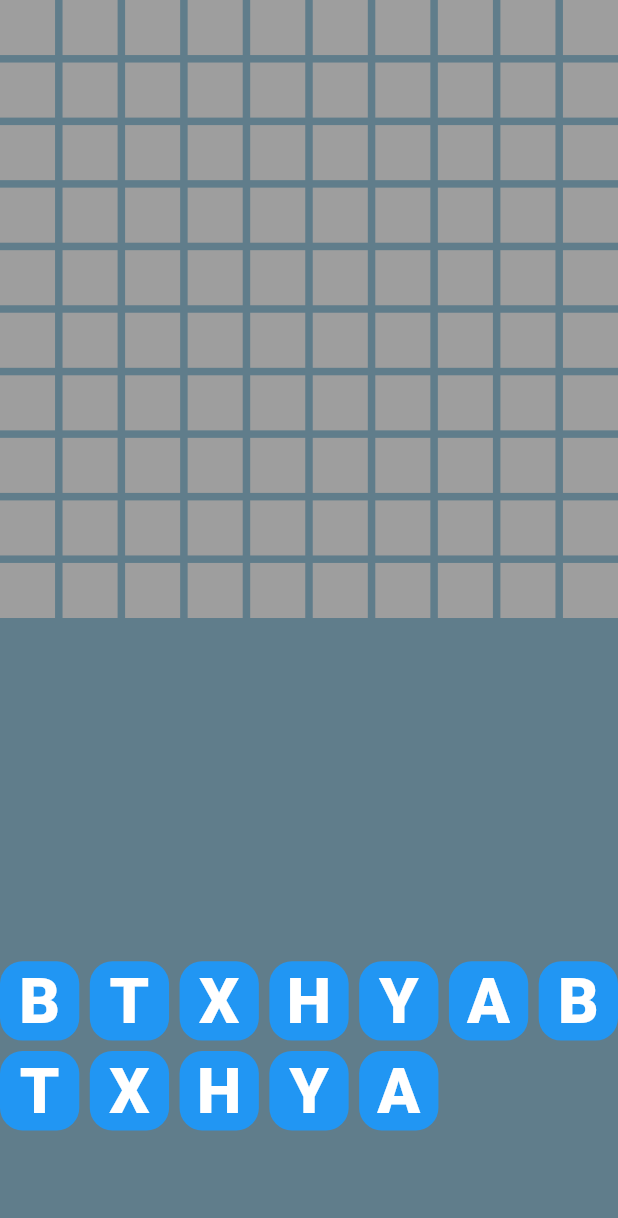
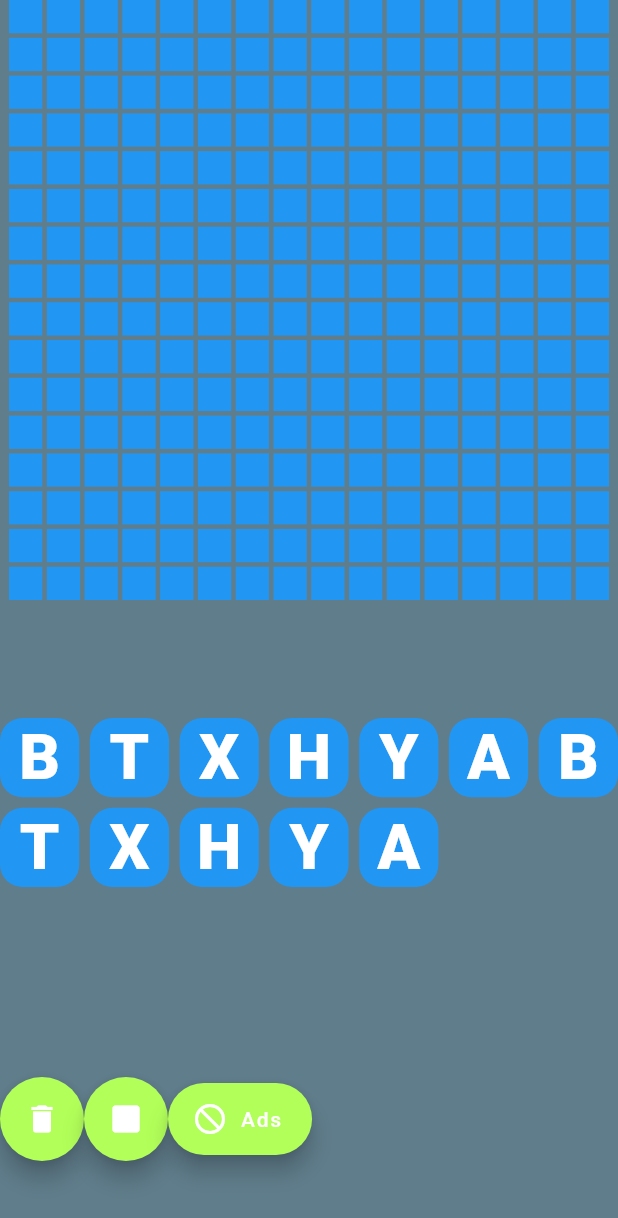
Before and after one commit to jasonworden37/letr, a Flutter app: the screen it shows after launch, on a phone screen of 412 x 824 dp. Shown: the top 1218 px of the screen. Run offline on Flutter 3.47's test engine with Material 2 defaults, Android fonts, the phone set to English and light mode, and no system bars; drawn by our look-alikes of google_mobile_ads; our stand-ins replace google_fonts; missing offline and left inert: animated_widgets, dart:ffi; network calls fail; Roboto replaces fonts that are missing (Grandstander).

Commit message:
Initial working app. Added zoomable grid for letters, draggable tiles, some buttons and a bannerAd. Cleaned up some code, added comments

```diff
--- a/lib/Home.dart
+++ b/lib/Home.dart
@@ -1,7 +1,13 @@
+import 'dart:ffi';
+
 import 'package:flutter/material.dart';
 import 'package:google_fonts/google_fonts.dart';
+import 'package:google_mobile_ads/google_mobile_ads.dart';
+import 'package:letr/adState.dart';
 import 'package:letr/target.dart';
+import 'package:provider/provider.dart';
 import 'Tile.dart';
+
 class HomePage extends StatefulWidget {
   const HomePage({Key? key, required this.title}) : super(key: key);
 
@@ -11,10 +17,237 @@ class HomePage extends StatefulWidget {
   State<HomePage> createState() => _HomePageState();
 }
 
+class _HomePageState extends State<HomePage> {
+
+  /// A List Tiles as a future, return when retrieve the users existing letters
+  Future<List<Tile>> tiles = Future<List<Tile>>(() {
+    return [];
+  });
+
+  /// A list of Targets as a future
+  Future<List<Target>> targets = Future<List<Target>>(() {
+    return [];
+  });
+
+  /// A temporary list of letters used for the rack
+  List<String> letters = [
+    "B",
+    "T",
+    "X",
+    "H",
+    "Y",
+    "A",
+    "B",
+    "T",
+    "X",
+    "H",
+    "Y",
+    "A"
+  ];
+
+  /// Variables to hold our height and width
+  int width = 16;
+  int height = 16;
+
+  /// A temporary list of "" used for the targets
+  List<String> empty = ["", "", "", "", "", "", "", "", "", "", "", "", "", ""];
+
+  /// A double List of String to store what is on the board
+  List<List<String>> list = [];
+
+  /// A list of our TargetController
+  List<TargetController> targetControllers = [];
+
+  /// The variables to hold our ads
+  BannerAd? banner;
+
+  /// Overriding this function to initialize our ads
+  @override
+  void didChangeDependencies() {
+    /// Call the parent function
+    super.didChangeDependencies();
+    final adState = Provider.of<AdState>(context);
+    adState.initialization.then((status) {
+      setState(() {
+        /// Initialize the bannerAd for the bottom of the game
+        banner = BannerAd(
+            size: AdSize.banner,
+            adUnitId: adState.BannerAdUnitId,
+            request: const AdRequest(),
+            listener: adState.bannerAdListener)
+          ..load();
+      });
+    });
+  }
+
+  /// @param List<String> A list of letters the user has on their rack
+  /// Create a tile for each letter and store it in a list
+  /// @return List<Tile> the letters created into tiles, in a list
+  List<Tile> getLettersInTileForm(List<String> letters) {
+    /// Temporary list for Tiles
+    List<Tile> tempTiles = [];
+    /// Loop through letters the user has and create tiles for them
+    for (int lnIndex = 0; lnIndex < letters.length; lnIndex++) {
+      /// Add the created tiles to the temp list
+      tempTiles.add(Tile(
+          letter: letters[lnIndex],
+          controller: TileController(),
+          hash: lnIndex));
+    }
+    /// return the temp list
+    return tempTiles;
+  }
+
+  /// Create targets for each spot on the board using the height and width
+  /// Give each target a unique controller and coordinates
+  /// @return List<Target>
+  List<Target> getTargetFromList() {
+    /// Temporary list for Targets
+    List<Target> tempTar = [];
+    /// Loop through width and height
+    for (var x = 0; x < width; x++) {
+      for (var y = 0; y < height; y++) {
+        int index = getIndex(x, y);
+        targetControllers.add(TargetController());
+        /// Create a Target for this coordinate and add it to the list
+        tempTar.add(Target(
+            x: x,
+            y: y,
+            c: '',
+            onVisibilitySelect: () {
+              doVisibility();
+            },
+            controller: targetControllers[index]));
+      }
+    }
+    /// return the temp list
+    return tempTar;
+  }
+
+  /// TODO: Function to give a hint
+  void giveHint() {}
+
+  /// The home page widget
+  @override
+  Widget build(BuildContext context) {
+    return Container(
+        height: MediaQuery.of(context).size.height,
+        width: double.infinity,
+        alignment: Alignment.topCenter,
+        decoration: const BoxDecoration(color: Colors.blueGrey),
+        child: Scaffold(
+          backgroundColor: Colors.transparent,
+          /// The Main colum for the page
+          body: Column(children: <Widget>[
+            /// A future builder used to build all the targets once we get them
+            /// from storage. Inside is an InteractiveViewer which allows the user
+            /// to zoom in and out of the board to enlarge the spaces. Inside this
+            /// is the actual board, a gridview.
+            FutureBuilder<List<Target>>(
+              future: targets,
+              builder:
+                  (BuildContext context, AsyncSnapshot<List<Target>> snapshot) {
+                return Expanded(
+                    flex: 2,
+                    child: InteractiveViewer(
+                        maxScale: 100,
+                        child: SizedBox(
+                            width: 400,
+                            child: GridView.count(
+                                physics: const NeverScrollableScrollPhysics(),
+                                mainAxisSpacing: 3,
+                                crossAxisSpacing: 3,
+                                crossAxisCount: width,
+                                children: getTargetFromList()))));
+              },
+            ),
+            /// A future builder that waits for a List<Tile>. Once 'tiles' is
+            /// populated, this tiles are drawn in the form of a Gridview
+            FutureBuilder<List<Tile>>(
+              future: tiles,
+              builder:
+                  (BuildContext context, AsyncSnapshot<List<Tile>> snapshot) {
+                return Expanded(
+                    child: Align(
+                        alignment: FractionalOffset.bottomCenter,
+                        child: GridView.count(
+                            mainAxisSpacing: 7,
+                            crossAxisSpacing: 7,
+                            physics: const NeverScrollableScrollPhysics(),
+                            crossAxisCount: 7,
+                            children: getLettersInTileForm(letters))));
+              },
+            ),
+            /// A Row inside the main column use to hold some buttons
+            Row(children: <Widget>[
+              /// This button is used remove all character from the board
+              /// If a user is having trouble, they can remove them all so that
+              /// they can fully start over. They should be prompted and asked
+              /// 'are you sure' before we actually follow through
+              FloatingActionButton(
+                  child: const Icon(Icons.delete),
+                  backgroundColor: Colors.lightGreenAccent,
+                  onPressed: giveHint),
+
+              /// This button will be used to get a free tile that can be placed
+              /// anywhere they want. Similar to the hint button, the user will
+              /// first have to watch an ad fully.
+              FloatingActionButton(
+                  child: const Icon(Icons.square_rounded),
+                  backgroundColor: Colors.lightGreenAccent,
+                  onPressed: giveHint),
+
+              /// This button is remove adds
+              /// The user will have to pay a fee for this
+              FloatingActionButton.extended(
+                  label: const Text('Ads'),
+                  icon: const Icon(Icons.not_interested),
+                  backgroundColor: Colors.lightGreenAccent,
+                  onPressed: giveHint),
+
+            ]),
+            /// This code is for the bottom banner ad
+            /// If it is null, we will just put an empty box
+            /// Otherwise, we will put the banner add
+            if (banner == null)
+              const SizedBox(
+                height: 50,
+              )
+            else
+              SizedBox(
+                height: 50,
+                child: AdWidget(ad: banner!),
+              )
+
+          ]),
+        ));
+  }
+
+  /// @param x the x coordinate
+  /// @param y the y coordinate
+  /// @return int The index at a certain (x,y) coordinate
+  int getIndex(int x, int y) {
+    return (x * width) + y;
+  }
+
+  /// TODO: Take care of the visibility for the tiles and targets
+  void doVisibility() {}
+}
+
+/// Class Let is a class to represent a letter
+class Let {
+  String letter;
+  int id;
+
+  Let(this.letter, this.id);
+}
+
+/// Class TileController to control the tiles
 class TileController {
   late void Function() setVis;
 }
 
+/// Class TargetController used to control the Targets
 class TargetController {
   late void Function() clearLetter;
   late void Function() setColor;
@@ -22,118 +255,5 @@ class TargetController {
   late void Function() shake;
 }
 
-class _HomePageState extends State<HomePage> {
-  Future<List<Tile>> chars = Future<List<Tile>>((){
-    return [];
-  });
-
-  Future<List<Target>> targets = Future<List<Target>>(()
-  {
-    return [];
-  });
-  List<String> letters = ["B", "T", "X", "H", "Y", "A","B", "T", "X", "H", "Y", "A"];
-  List<String> empty = ["","","","","","","","","","","","","",""];
-  List<List<String>> list = [];
-  List<TargetController> targetControllers = [];
- // int test = MediaQuery.of(context).size.width as int;
-  int width = 10;
-  int height = 10;
-  int getIndex(int x, int y) {
-    return (x * width) + y;
-  }
-
-
-  List<Tile> getLettersInTileForm(List<String> letters)
-  {
-    List<Tile> Temptiles = [];
-    for (int lnIndex = 0; lnIndex < letters.length; lnIndex++)
-    {
-      Temptiles.add(
-          Tile(
-            letter: letters[lnIndex],
-            controller: TileController(),
-            hash: lnIndex
-          )
-      );
-    }
-
-    return Temptiles;
-  }
-  List<Target> getTargetFromList()
-  {
-    List<Target> tempTar = [];
-    for (var x = 0; x < width; x++) {
-      for (var y = 0; y < height; y++) {
-        int index = getIndex(x, y);
-        targetControllers.add(TargetController());
-        tempTar.add(Target(
-            x: x,
-            y: y,
-            c: '',
-            onVisibilitySelect: () {
-              //doVisibility();
-            },
-            controller: targetControllers[index]));
-      }
-    }
-
-    return tempTar;
-  }
-  @override
-  Widget build(BuildContext context) {
-    return Container(
-        height: MediaQuery.of(context).size.height,
-        width: double.infinity,
-        alignment: Alignment.topCenter,
-        decoration: const BoxDecoration(
-          color: Colors.blueGrey
-        ),
-        child:
-        Scaffold(
-          backgroundColor: Colors.transparent,
-          body: Column(children: <Widget>[
-            FutureBuilder<List<Target>>(
-              future: targets,
-              builder:
-                  (BuildContext context, AsyncSnapshot<List<Target>> snapshot) {
-                return Expanded(
-                    flex: 7,
-                    child: GridView.count(
-                        mainAxisSpacing: 5,
-                        crossAxisSpacing: 5,
-                        physics: const NeverScrollableScrollPhysics(),
-                        crossAxisCount: width,
-                        children: getTargetFromList()));
-
-              },
-            ),
-            FutureBuilder<List<Tile>>(
-              future: chars,
-              builder: (BuildContext context, AsyncSnapshot<List<Tile>> snapshot) {
-                return Expanded(
-                    flex: 2,
-                  child: Align(
-                    alignment: FractionalOffset.bottomCenter,
-                      child: GridView.count(
-                          mainAxisSpacing: 7,
-                          crossAxisSpacing: 7,
-                          physics: const NeverScrollableScrollPhysics(),
-                          crossAxisCount: 7,
-                          children: getLettersInTileForm(letters)
-                      )
-                  )
-                );
-              },
-            ),
-          ]),
-        )
-    );  }
-}
-class Let {
-  String letter;
-  int id;
-
-  Let(this.letter, this.id);
-}
-
+/// The callback function for visibility
 typedef VisibilityCallback = void Function();
--- /dev/null
+++ b/lib/adState.dart
@@ -0,0 +1,17 @@
+import 'dart:io';
+import 'package:google_mobile_ads/google_mobile_ads.dart';
+class AdState
+{
+  Future<InitializationStatus> initialization;
+  AdState(this.initialization);
+  String get BannerAdUnitId => Platform.isAndroid
+      ? 'ca-app-pub-3940256099942544/6300978111'
+      : 'ca-app-pub-3940256099942544/2934735716';
+
+  BannerAdListener get bannerAdListener => _bannerAdListener;
+
+  /// An listener used to listen to bannerAds
+  final BannerAdListener _bannerAdListener = const BannerAdListener(
+    // onAdLoaded: (Ad) => print('Add loaded')
+  );
+}
--- a/lib/main.dart
+++ b/lib/main.dart
@@ -1,8 +1,19 @@
 import 'package:flutter/material.dart';
+import 'package:google_mobile_ads/google_mobile_ads.dart';
+import 'package:provider/provider.dart';
 import 'Home.dart';
+import 'adState.dart';
 
 void main() {
-  runApp(const MainApp());
+  WidgetsFlutterBinding.ensureInitialized();
+  final initFuture = MobileAds.instance.initialize();
+  final adState = AdState(initFuture);
+  runApp(
+    Provider.value(
+      value: adState,
+      builder: (context,child) => const MainApp(),
+    )
+  );
 }
 
 class MainApp extends StatelessWidget {
--- a/lib/target.dart
+++ b/lib/target.dart
@@ -5,15 +5,10 @@ import 'package:google_fonts/google_fonts.dart';
 import 'Home.dart';
 
 class Target extends StatefulWidget {
-  int x;
-  int y;
-  String c;
-  int hash = -1;
+  int x, y, hash = -1;
   Color col = Colors.transparent;
-  bool isRed = false;
-  bool shouldShake = false;
-  String l = "";
-  bool isLocked = false;
+  bool isRed = false, shouldShake = false, isLocked = false;
+  String c, l = "";
   List<String> triedLetters = [];
   TargetController controller;
   final VisibilityCallback onVisibilitySelect;
@@ -43,7 +38,7 @@ class _Target extends State<Target> {
     if (widget.isLocked) {
       widget.col = Colors.lightGreen;
     } else if (widget.c != "-") {
-      widget.col = Colors.grey;
+      widget.col = Colors.blue;
     } else {
       widget.col = Colors.transparent;
     }
@@ -144,8 +139,6 @@ class _Target extends State<Target> {
       onWillAccept: (data) {
         return widget.c != "-" && !widget.isLocked;
       },
-
     );
-
   }
 }
```
Also changed, not shown: pubspec.yaml (+5 -3 lines), pubspec.lock, 7 other files.
